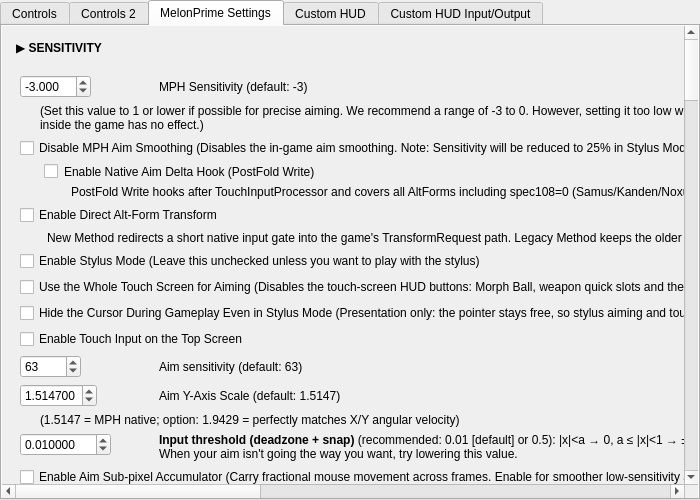
First picture: the form in src/frontend/qt_sdl/InputConfig/MelonPrimeInputConfig.ui, repository ag-advania/melonPrimeDS, before the edit.
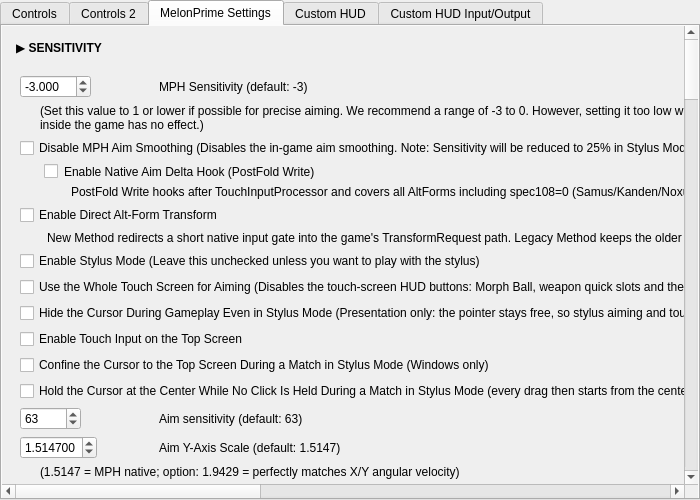
Second picture: the form after the edit. The open tabs and pages were chosen to show the change.

Commit message: feat(input): add stylus-mode match cursor confinement and centre pin

```diff
--- a/src/frontend/qt_sdl/InputConfig/MelonPrimeInputConfig.ui
+++ b/src/frontend/qt_sdl/InputConfig/MelonPrimeInputConfig.ui
@@ -159,7 +159,17 @@
 												<property name="text"><string>Enable Touch Input on the Top Screen</string></property>
 											</widget>
 										</item>
-										<item row="14" column="0">
+										<item row="14" column="0" colspan="2">
+											<widget class="QCheckBox" name="cbMetroidEnableStylusConfineCursorToTopScreen">
+												<property name="text"><string>Confine the Cursor to the Top Screen During a Match in Stylus Mode (Windows only)</string></property>
+											</widget>
+										</item>
+										<item row="15" column="0" colspan="2">
+											<widget class="QCheckBox" name="cbMetroidEnableStylusHoldCursorAtCenterWhenNotClicking">
+												<property name="text"><string>Hold the Cursor at the Center While No Click Is Held During a Match in Stylus Mode (every drag then starts from the center with its full range)</string></property>
+											</widget>
+										</item>
+										<item row="16" column="0">
 											<widget class="QSpinBox" name="metroidAimSensitvitySpinBox">
 												<property name="minimum">
 													<number>0</number>
@@ -172,14 +182,14 @@
 												</property>
 											</widget>
 										</item>
-										<item row="14" column="1">
+										<item row="16" column="1">
 											<widget class="QLabel" name="metroidAimSensitvityLabel">
 												<property name="text">
 													<string>Aim sensitivity (default: 63)</string>
 												</property>
 											</widget>
 										</item>
-										<item row="15" column="0">
+										<item row="17" column="0">
 											<widget class="QDoubleSpinBox" name="metroidAimYAxisScaleSpinBox">
 												<property name="minimum">
 													<double>0.000001</double>
@@ -198,14 +208,14 @@
 												</property>
 											</widget>
 										</item>
-										<item row="15" column="1">
+										<item row="17" column="1">
 											<widget class="QLabel" name="metroidAimYAxisScaleLabel">
 												<property name="text">
 													<string>Aim Y-Axis Scale (default: 1.5147)</string>
 												</property>
 											</widget>
 										</item>
-										<item row="16" column="0" colspan="2">
+										<item row="18" column="0" colspan="2">
 											<widget class="QLabel" name="metroidAimYAxisScaleLabel2">
 												<property name="text">
 													<string>(1.5147 = MPH native; option: 1.9429 = perfectly matches X/Y angular velocity)</string>
@@ -218,7 +228,7 @@
 												</property>
 											</widget>
 										</item>
-										<item row="17" column="0">
+										<item row="19" column="0">
 											<widget class="QDoubleSpinBox" name="metroidAimAdjustSpinBox">
 												<property name="minimum">
 													<double>0.000000</double>
@@ -237,19 +247,19 @@
 												</property>
 											</widget>
 										</item>
-										<item row="17" column="1">
+										<item row="19" column="1">
 											<widget class="QLabel" name="metroidAimAdjustLabel">
 												<property name="text">
 													<string notr="true">&lt;html&gt;&lt;head/&gt;&lt;body&gt;&lt;p&gt;&lt;b&gt;Input threshold (deadzone + snap)&lt;/b&gt; (recommended: 0.01 [default] or 0.5): |x|&amp;lt;a → 0, a ≤ |x|&amp;lt;1 → ±1, |x|≥1 → as is (a=0: off = all values under 1 ignored, no snap)&lt;br/&gt;When your aim isn't going the way you want, try lowering this value.&lt;/p&gt;&lt;/body&gt;&lt;/html&gt;</string>
 												</property>
 											</widget>
 										</item>
-										<item row="18" column="0" colspan="2">
+										<item row="20" column="0" colspan="2">
 											<widget class="QCheckBox" name="cbMetroidEnableAimAccumulator">
 												<property name="text"><string>Enable Aim Sub-pixel Accumulator (Carry fractional mouse movement across frames. Enable for smoother low-sensitivity aiming)</string></property>
 											</widget>
 										</item>
-										<item row="19" column="0">
+										<item row="21" column="0">
 											<widget class="QPushButton" name="metroidResetSensitivityValues">
 												<property name="text">
 													<string>Reset sensitivity values</string>
```
The commit also changes 9 other files.
